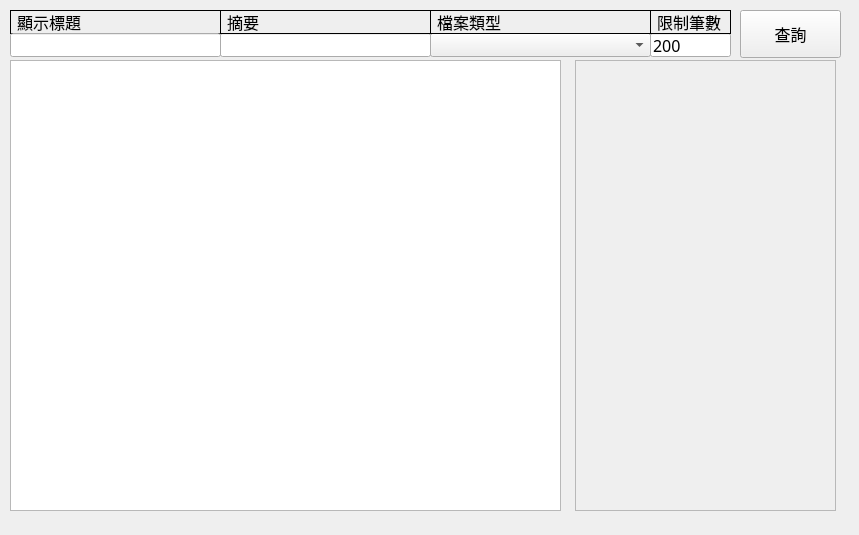
Above: gui/us15/form_us15.ui from rogers228/ispc_maintain before the change. Below: the same form after it.
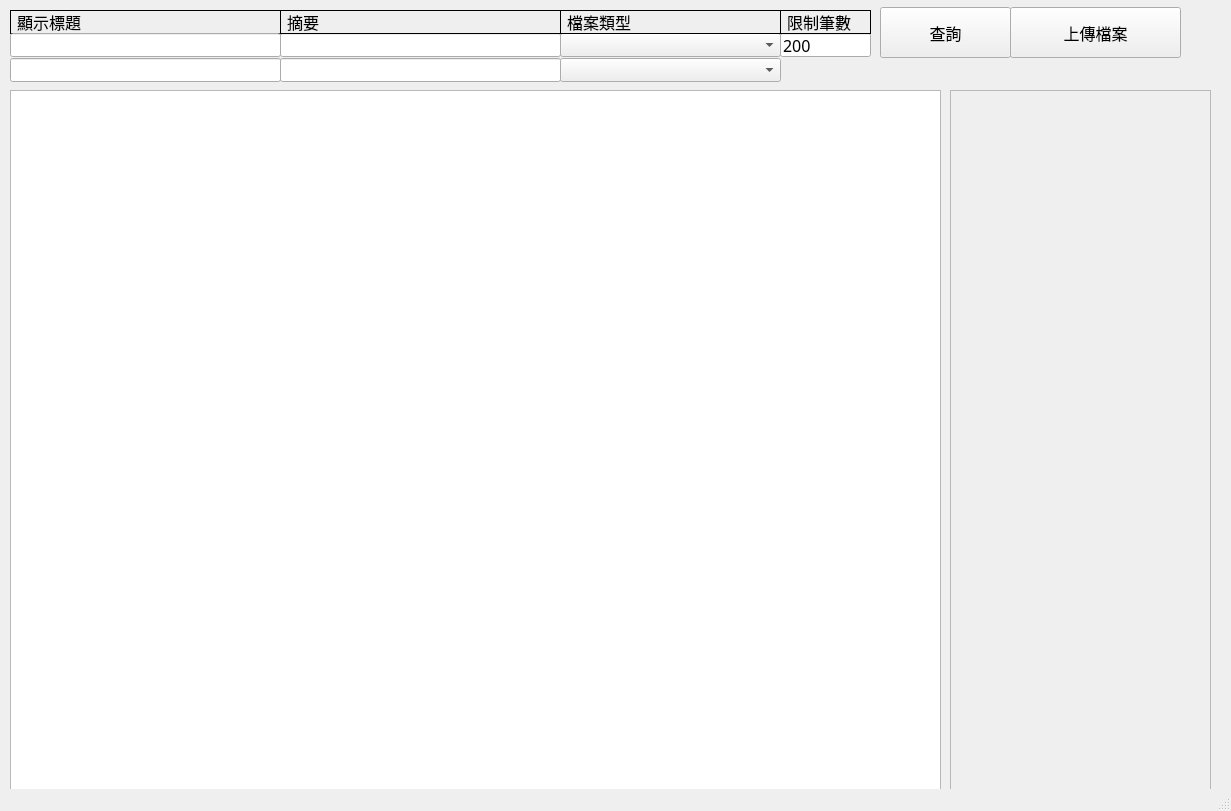
That is the form after the change.

Patch:
```diff
--- a/gui/us15/form_us15.ui
+++ b/gui/us15/form_us15.ui
@@ -6,8 +6,8 @@
    <rect>
     <x>0</x>
     <y>0</y>
-    <width>859</width>
-    <height>535</height>
+    <width>1231</width>
+    <height>811</height>
    </rect>
   </property>
   <property name="windowTitle">
@@ -18,9 +18,9 @@
     <property name="geometry">
      <rect>
       <x>10</x>
-      <y>60</y>
-      <width>551</width>
-      <height>451</height>
+      <y>90</y>
+      <width>931</width>
+      <height>701</height>
      </rect>
     </property>
     <property name="sizePolicy">
@@ -57,10 +57,10 @@
    <widget class="QScrollArea" name="scrollArea">
     <property name="geometry">
      <rect>
-      <x>575</x>
-      <y>60</y>
+      <x>950</x>
+      <y>90</y>
       <width>261</width>
-      <height>451</height>
+      <height>701</height>
      </rect>
     </property>
     <property name="sizePolicy">
@@ -78,15 +78,31 @@
        <x>0</x>
        <y>0</y>
        <width>259</width>
-       <height>449</height>
+       <height>699</height>
       </rect>
      </property>
+     <widget class="QLabel" name="label_preview">
+      <property name="geometry">
+       <rect>
+        <x>100</x>
+        <y>20</y>
+        <width>58</width>
+        <height>15</height>
+       </rect>
+      </property>
+      <property name="text">
+       <string/>
+      </property>
+      <property name="alignment">
+       <set>Qt::AlignLeading|Qt::AlignLeft|Qt::AlignVCenter</set>
+      </property>
+     </widget>
     </widget>
    </widget>
    <widget class="QComboBox" name="w_content_type">
     <property name="geometry">
      <rect>
-      <x>430</x>
+      <x>560</x>
       <y>33</y>
       <width>221</width>
       <height>24</height>
@@ -107,7 +123,7 @@
      <rect>
       <x>10</x>
       <y>10</y>
-      <width>211</width>
+      <width>271</width>
       <height>24</height>
      </rect>
     </property>
@@ -136,9 +152,9 @@
    <widget class="QLineEdit" name="w_counts">
     <property name="geometry">
      <rect>
-      <x>650</x>
+      <x>780</x>
       <y>33</y>
-      <width>81</width>
+      <width>91</width>
       <height>24</height>
      </rect>
     </property>
@@ -155,7 +171,7 @@
    <widget class="QLabel" name="label_12">
     <property name="geometry">
      <rect>
-      <x>430</x>
+      <x>560</x>
       <y>10</y>
       <width>221</width>
       <height>24</height>
@@ -188,7 +204,7 @@
      <rect>
       <x>10</x>
       <y>33</y>
-      <width>211</width>
+      <width>271</width>
       <height>24</height>
      </rect>
     </property>
@@ -205,9 +221,9 @@
    <widget class="QLabel" name="label_7">
     <property name="geometry">
      <rect>
-      <x>650</x>
+      <x>780</x>
       <y>10</y>
-      <width>81</width>
+      <width>91</width>
       <height>24</height>
      </rect>
     </property>
@@ -236,9 +252,9 @@
    <widget class="QLineEdit" name="w_summary">
     <property name="geometry">
      <rect>
-      <x>220</x>
+      <x>280</x>
       <y>33</y>
-      <width>211</width>
+      <width>281</width>
       <height>24</height>
      </rect>
     </property>
@@ -255,9 +271,9 @@
    <widget class="QLabel" name="label_6">
     <property name="geometry">
      <rect>
-      <x>220</x>
+      <x>280</x>
       <y>10</y>
-      <width>211</width>
+      <width>281</width>
       <height>24</height>
      </rect>
     </property>
@@ -286,10 +302,10 @@
    <widget class="QPushButton" name="query">
     <property name="geometry">
      <rect>
-      <x>740</x>
-      <y>10</y>
-      <width>101</width>
-      <height>48</height>
+      <x>880</x>
+      <y>7</y>
+      <width>131</width>
+      <height>51</height>
      </rect>
     </property>
     <property name="font">
@@ -308,7 +324,90 @@
      <string>查詢</string>
     </property>
    </widget>
+   <widget class="QPushButton" name="addnew">
+    <property name="geometry">
+     <rect>
+      <x>1010</x>
+      <y>7</y>
+      <width>171</width>
+      <height>51</height>
+     </rect>
+    </property>
+    <property name="font">
+     <font>
+      <family>新細明體</family>
+      <pointsize>12</pointsize>
+     </font>
+    </property>
+    <property name="focusPolicy">
+     <enum>Qt::NoFocus</enum>
+    </property>
+    <property name="toolTip">
+     <string/>
+    </property>
+    <property name="text">
+     <string>上傳檔案</string>
+    </property>
+   </widget>
+   <widget class="QLineEdit" name="f_summary">
+    <property name="geometry">
+     <rect>
+      <x>280</x>
+      <y>58</y>
+      <width>281</width>
+      <height>24</height>
+     </rect>
+    </property>
+    <property name="font">
+     <font>
+      <family>新細明體</family>
+      <pointsize>12</pointsize>
+     </font>
+    </property>
+    <property name="text">
+     <string/>
+    </property>
+   </widget>
+   <widget class="QLineEdit" name="f_title">
+    <property name="geometry">
+     <rect>
+      <x>10</x>
+      <y>58</y>
+      <width>271</width>
+      <height>24</height>
+     </rect>
+    </property>
+    <property name="font">
+     <font>
+      <family>新細明體</family>
+      <pointsize>12</pointsize>
+     </font>
+    </property>
+    <property name="text">
+     <string/>
+    </property>
+   </widget>
+   <widget class="QComboBox" name="f_content_type">
+    <property name="geometry">
+     <rect>
+      <x>560</x>
+      <y>58</y>
+      <width>221</width>
+      <height>24</height>
+     </rect>
+    </property>
+    <property name="font">
+     <font>
+      <family>新細明體</family>
+      <pointsize>12</pointsize>
+     </font>
+    </property>
+    <property name="styleSheet">
+     <string notr="true"/>
+    </property>
+   </widget>
   </widget>
+  <widget class="QStatusBar" name="statusBar"/>
  </widget>
  <tabstops>
   <tabstop>w_title</tabstop>
```
Left out of the diff: 6 changed lines with no effect on the pictures.
